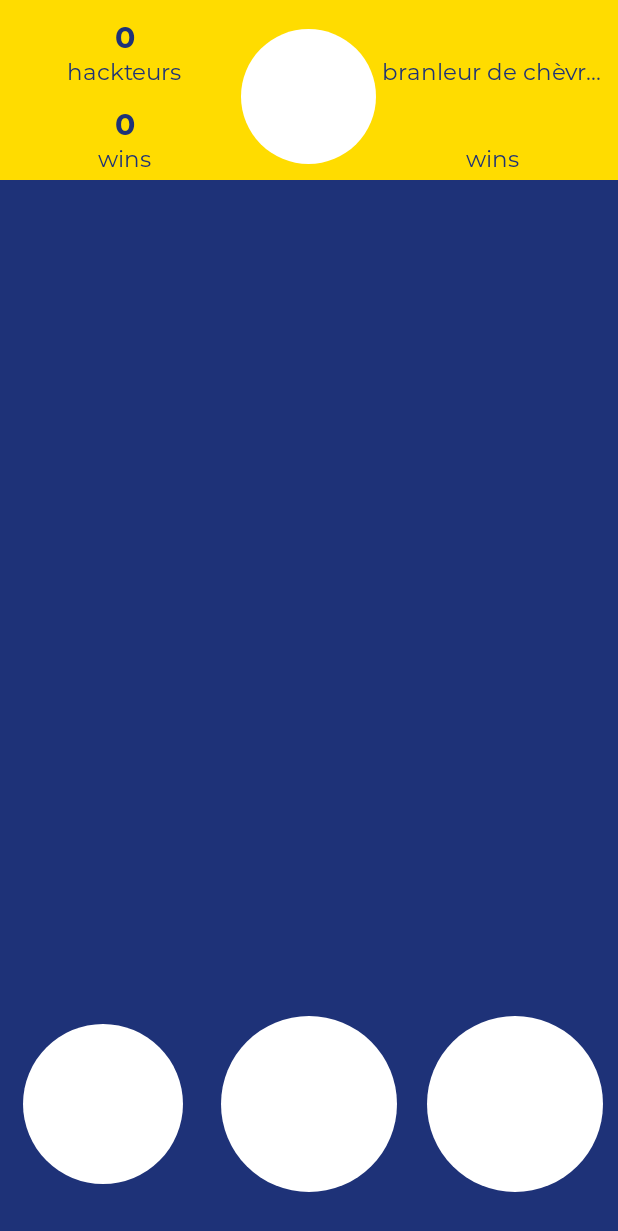
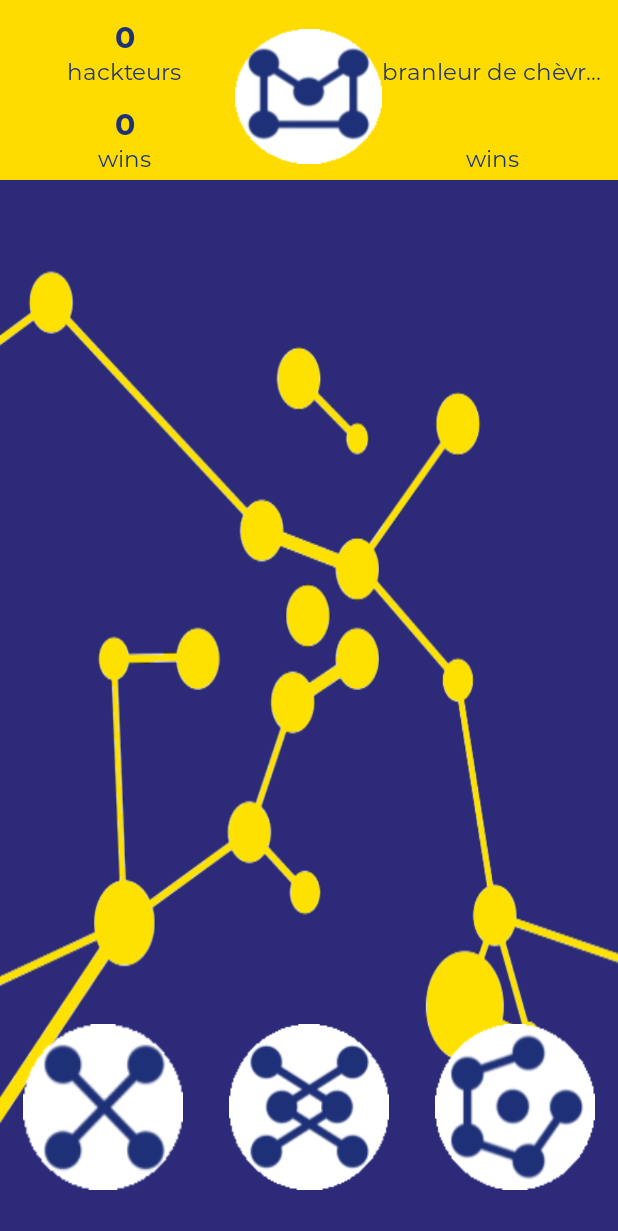
Before and after one commit to gcaule/-WCS--Hackathon-2, an Android app: the HomeActivity screen opened directly, with no data from a screen before it, on a phone screen of 412 x 824 dp. Shown: the top 1231 px of the screen. Run offline under Robolectric (Android 15) with nearby library versions, the phone set to English and light mode, and no system bars; our stand-ins replace Firebase (no records; nobody signed in at launch, a user with empty details on screens opened directly).

Commit message:
Added background, deconnexion, buttons

```diff
--- a/app/src/main/res/drawable/white_circle.xml
+++ /dev/null
@@ -1,12 +0,0 @@
-<?xml version="1.0" encoding="utf-8"?>
-<shape
-    xmlns:android="http://schemas.android.com/apk/res/android"
-    android:shape="oval">
-
-    <solid
-        android:color="@color/colorWhite"/>
-
-    <size
-        android:width="80dp"
-        android:height="80dp"/>
-</shape>
--- a/app/src/main/res/layout/activity_cards_collection.xml
+++ b/app/src/main/res/layout/activity_cards_collection.xml
@@ -4,6 +4,7 @@
     xmlns:tools="http://schemas.android.com/tools"
     android:layout_width="match_parent"
     android:layout_height="match_parent"
+    android:background="@drawable/background"
     tools:context="com.wcs.germain.winstatehack.CardsCollection">
 
     <TextView
--- a/app/src/main/res/layout/activity_create_cards.xml
+++ b/app/src/main/res/layout/activity_create_cards.xml
@@ -1,10 +1,10 @@
 <?xml version="1.0" encoding="utf-8"?>
 <RelativeLayout xmlns:android="http://schemas.android.com/apk/res/android"
-    xmlns:app="http://schemas.android.com/apk/res-auto"
     xmlns:tools="http://schemas.android.com/tools"
     android:layout_width="match_parent"
     android:layout_height="match_parent"
-    android:background="@color/colorBlue"
+    android:background="@drawable/background"
+
     tools:context="com.wcs.germain.winstatehack.CreateCards">
 
     <LinearLayout
--- a/app/src/main/res/layout/activity_get_acard.xml
+++ b/app/src/main/res/layout/activity_get_acard.xml
@@ -1,10 +1,9 @@
 <?xml version="1.0" encoding="utf-8"?>
 <RelativeLayout xmlns:android="http://schemas.android.com/apk/res/android"
-    xmlns:app="http://schemas.android.com/apk/res-auto"
     xmlns:tools="http://schemas.android.com/tools"
     android:layout_width="match_parent"
     android:layout_height="match_parent"
-    android:background="@color/colorBlue"
+    android:background="@drawable/background"
     tools:context="com.wcs.germain.winstatehack.GetACard">
 
     <LinearLayout
--- a/app/src/main/res/layout/activity_home.xml
+++ b/app/src/main/res/layout/activity_home.xml
@@ -1,12 +1,10 @@
 <?xml version="1.0" encoding="utf-8"?>
 <LinearLayout xmlns:android="http://schemas.android.com/apk/res/android"
-    xmlns:app="http://schemas.android.com/apk/res-auto"
     xmlns:tools="http://schemas.android.com/tools"
     android:layout_width="match_parent"
     android:layout_height="match_parent"
     android:orientation="vertical"
-    android:background="@color/colorBlue"
-
+    android:background="@drawable/background"
     tools:context="com.wcs.germain.winstatehack.HomeActivity">
 
     <LinearLayout
@@ -64,7 +62,7 @@
             android:layout_height="90dp"
             android:layout_marginTop="10dp"
             android:layout_marginBottom="5dp"
-            android:src="@drawable/white_circle"
+            android:background="@drawable/round_win"
             android:scaleType="fitCenter"
             android:layout_gravity="center"/>
         <LinearLayout
@@ -122,35 +120,39 @@
     <LinearLayout
         android:layout_width="match_parent"
         android:layout_height="0dp"
-        android:layout_weight="1"
+        android:layout_weight="0.75"
         android:layout_gravity="bottom"
         android:orientation="horizontal">
 
         <ImageView
-            android:layout_width="0dp"
-            android:layout_weight="1"
+            android:id="@+id/deconnection"
             android:layout_height="match_parent"
-            android:src="@drawable/white_circle"
-            android:padding="15dp"
-            android:layout_gravity="left" />
+            android:layout_width="100dp"
+            android:layout_weight="0.5"
+            android:background="@drawable/round_invalidate"
+            android:layout_margin="15dp"
+            android:padding="50dp"
+            android:layout_gravity="start" />
 
         <ImageView
             android:id="@+id/send_smile"
-            android:layout_width="0dp"
-            android:layout_weight="1"
             android:layout_height="match_parent"
-            android:src="@drawable/white_circle"
-            android:padding="10dp"
+            android:layout_width="100dp"
+            android:layout_weight="0.5"
+            android:background="@drawable/round_interactions"
+            android:layout_margin="15dp"
+            android:padding="50dp"
             android:layout_gravity="center_horizontal" />
 
         <ImageView
             android:id="@+id/send_card"
-            android:layout_width="0dp"
-            android:layout_weight="1"
             android:layout_height="match_parent"
-            android:src="@drawable/white_circle"
-            android:padding="10dp"
-            android:layout_gravity="right" />
+            android:layout_width="100dp"
+            android:layout_weight="0.5"
+            android:background="@drawable/round_community"
+            android:layout_margin="15dp"
+            android:padding="50dp"
+            android:layout_gravity="end" />
 
     </LinearLayout>
 
--- a/app/src/main/res/layout/activity_menu_cards.xml
+++ b/app/src/main/res/layout/activity_menu_cards.xml
@@ -1,10 +1,9 @@
 <?xml version="1.0" encoding="utf-8"?>
 <RelativeLayout xmlns:android="http://schemas.android.com/apk/res/android"
-    xmlns:app="http://schemas.android.com/apk/res-auto"
     xmlns:tools="http://schemas.android.com/tools"
     android:layout_width="match_parent"
     android:layout_height="match_parent"
-    android:background="@color/colorBlue"
+    android:background="@drawable/background"
     tools:context="com.wcs.germain.winstatehack.MenuCards">
 
 <LinearLayout
--- a/app/src/main/res/values/strings.xml
+++ b/app/src/main/res/values/strings.xml
@@ -27,5 +27,11 @@
     <string name="user_created">Joueur créé !</string>
     <string name="getacard_title">%1$s vous a envoyé cette carte !</string>
 
+    <!-- DialogBox deconnection-->
+    <string name="deconnection_title">Vous allez vous déconnecter !</string>
+    <string name="deconnection">Vous ne pourrez plus envoyer de sourires, cela causera le déclin de l\'environnement proche et à terme provoquera la disparition de l\'Univers... Est-ce vraiment ce que vous voulez ?</string>
+    <string name="deconnection_yes">Oui, c\'est l\'heure de ma sieste.</string>
+    <string name="deconnection_no">Non, je testais juste le bouton.</string>
+
 
 </resources>
```
Also changed, not shown: app/src/main/java/com/wcs/germain/winstatehack/HomeActivity.java (+34 -1 lines), app/src/main/res/layout/activity_contact.xml (+18 -2 lines), app/src/main/res/drawable/background.png (added), app/src/main/res/drawable/round_community.gif (added), app/src/main/res/drawable/round_interactions.gif (added), app/src/main/res/drawable/round_invalidate.gif (added), app/src/main/res/drawable/round_win.gif (added). Lines whose indentation alone changed are shown as unchanged.
